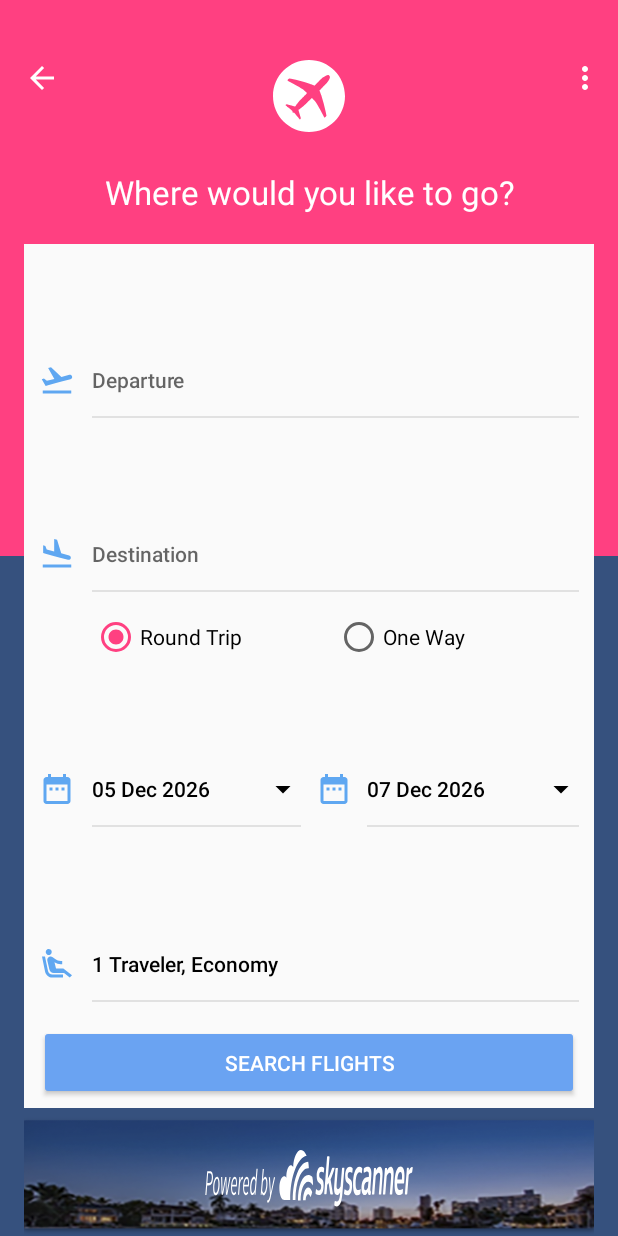
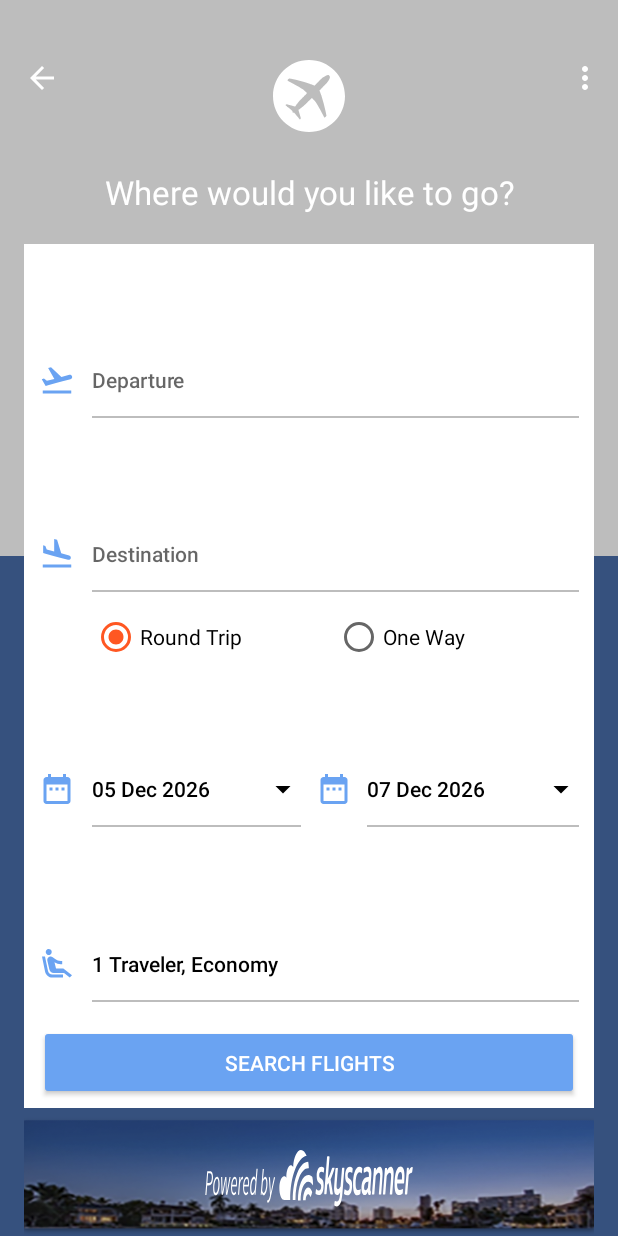
Before and after one commit to leobel/easytrip, an Android app: the FlightFormActivity screen opened directly, with no data from a screen before it, on a phone screen of 412 x 824 dp. Run offline under Robolectric (Android 15) with nearby library versions, the phone set to English and light mode, and no system bars; libraries missing offline, so code that uses them is left out: com.facebook.common, com.facebook.drawee; plain views replace SimpleDraweeView; pictures from the network do not load; 3 statements that could not run were skipped.

```diff
--- a/app/src/main/AndroidManifest.xml
+++ b/app/src/main/AndroidManifest.xml
@@ -21,8 +21,7 @@
         <activity
             android:name=".PinDetailsActivity"
             android:label="@string/app_name"
-            android:theme="@style/AppTheme.NoActionBar">
-            >
+            android:theme="@style/AppTheme.ActionBar.Transparent">
         </activity>
         <activity
             android:name=".HomeActivity"
--- a/app/src/main/java/org/freelectron/leobel/easytrip/FlightFormActivity.java
+++ b/app/src/main/java/org/freelectron/leobel/easytrip/FlightFormActivity.java
@@ -85,7 +85,7 @@ public class FlightFormActivity extends AppCompatActivity implements DatePickerL
         Toolbar toolbar = (Toolbar) findViewById(R.id.toolbar);
         RelativeLayout.LayoutParams layoutParams = new RelativeLayout.LayoutParams(ViewGroup.LayoutParams.MATCH_PARENT, ViewGroup.LayoutParams.WRAP_CONTENT);
 
-        int statusBarHeight = getStatusBarHeight();
+        int statusBarHeight = Utils.getStatusBarHeight(this);
         layoutParams.setMargins(0, statusBarHeight, 0, 0);
         toolbar.setLayoutParams(layoutParams);
         toolbar.setTitle("");
@@ -339,14 +339,6 @@ public class FlightFormActivity extends AppCompatActivity implements DatePickerL
         }
     }
 
-    private int getStatusBarHeight() {
-        int result = 0;
-        int resourceId = getResources().getIdentifier("status_bar_height", "dimen", "android");
-        if (resourceId > 0) {
-            result = getResources().getDimensionPixelSize(resourceId);
-        }
-        return result;
-    }
 
     private void setCabinAndPassengers(int adults, int children, int infants, int cabin) {
         int travelers = adults + children + infants;
--- /dev/null
+++ b/app/src/main/java/org/freelectron/leobel/easytrip/Utils.java
@@ -0,0 +1,19 @@
+package org.freelectron.leobel.easytrip;
+
+import android.content.Context;
+
+/**
+ * Created by leobel on 2/1/17.
+ */
+
+public class Utils {
+
+    public static int getStatusBarHeight(Context context) {
+        int result = 0;
+        int resourceId = context.getResources().getIdentifier("status_bar_height", "dimen", "android");
+        if (resourceId > 0) {
+            result = context.getResources().getDimensionPixelSize(resourceId);
+        }
+        return result;
+    }
+}
--- a/app/src/main/res/drawable/ic_reload.xml
+++ b/app/src/main/res/drawable/ic_reload.xml
@@ -5,5 +5,5 @@
         android:viewportHeight="24.0">
     <path
         android:fillColor="#FF000000"
-        android:pathData="M12,6v3l4,-4 -4,-4v3c-4.42,0 -8,3.58 -8,8 0,1.57 0.46,3.03 1.24,4.26L6.7,14.8c-0.45,-0.83 -0.7,-1.79 -0.7,-2.8 0,-3.31 2.69,-6 6,-6zM18.76,7.74L17.3,9.2c0.44,0.84 0.7,1.79 0.7,2.8 0,3.31 -2.69,6 -6,6v-3l-4,4 4,4v-3c4.42,0 8,-3.58 8,-8 0,-1.57 -0.46,-3.03 -1.24,-4.26z"/>
+        android:pathData="M3,12c0,2.21 0.91,4.2 2.36,5.64L3,20h6v-6l-2.24,2.24C5.68,15.15 5,13.66 5,12c0,-2.61 1.67,-4.83 4,-5.65L9,4.26C5.55,5.15 3,8.27 3,12zM11,17h2v-2h-2v2zM21,4h-6v6l2.24,-2.24C18.32,8.85 19,10.34 19,12c0,2.61 -1.67,4.83 -4,5.65v2.09c3.45,-0.89 6,-4.01 6,-7.74 0,-2.21 -0.91,-4.2 -2.36,-5.64L21,4zM11,13h2L13,7h-2v6z"/>
 </vector>
--- a/app/src/main/res/drawable/place_divider.xml
+++ b/app/src/main/res/drawable/place_divider.xml
@@ -2,5 +2,5 @@
 <shape xmlns:android="http://schemas.android.com/apk/res/android"
     android:shape="rectangle">
     <size android:height="1dp" />
-    <solid android:color="@color/colorPrimary" />
+    <solid android:color="@color/divider" />
 </shape>
--- a/app/src/main/res/layout/activity_flight_form.xml
+++ b/app/src/main/res/layout/activity_flight_form.xml
@@ -6,7 +6,7 @@
     android:layout_width="match_parent"
     android:layout_height="match_parent"
     android:fitsSystemWindows="false"
-    android:background="@color/colorFlightFormBackground"
+    android:background="@color/colorPrimaryDark"
     tools:context="org.freelectron.leobel.easytrip.FlightFormActivity">
 
 
@@ -21,7 +21,7 @@
             android:layout_height="0dp"
             android:layout_weight="0.45"
             app:actualImageScaleType="centerCrop"
-            android:background="@color/colorAccent"/>
+            android:background="@color/divider"/>
 
         <LinearLayout
             android:layout_width="match_parent"
@@ -78,7 +78,7 @@
                     android:layout_marginBottom="5dp"
                     android:layout_height="0dp"
                     android:layout_weight="1"
-                    android:background="@color/colorFlightFormWhite">
+                    android:background="@color/icons">
 
                     <LinearLayout
                         android:orientation="vertical"
@@ -103,7 +103,7 @@
                                     android:layout_height="wrap_content"
                                     android:layout_alignTop="@+id/search_flight_from"
                                     android:layout_alignBottom="@+id/search_flight_from"
-                                    android:tint="@color/colorFlightFormIcon"
+                                    android:tint="@color/colorPrimary"
                                     android:src="@drawable/ic_flight_from"/>
 
                                 <!--<TextView-->
@@ -147,7 +147,7 @@
                                     android:layout_height="wrap_content"
                                     android:layout_alignTop="@+id/search_flight_to"
                                     android:layout_alignBottom="@+id/search_flight_to"
-                                    android:tint="@color/colorFlightFormIcon"
+                                    android:tint="@color/colorPrimary"
                                     android:src="@drawable/ic_flight_to"/>
 
                                 <!--<TextView-->
@@ -237,7 +237,7 @@
                                         android:layout_height="wrap_content"
                                         android:layout_alignTop="@+id/search_flight_departure"
                                         android:layout_alignBottom="@+id/search_flight_departure"
-                                        android:tint="@color/colorFlightFormIcon"
+                                        android:tint="@color/colorPrimary"
                                         android:src="@drawable/ic_flight_date"/>
 
                                     <!--<TextView-->
@@ -280,7 +280,7 @@
                                         android:layout_height="wrap_content"
                                         android:layout_alignTop="@+id/search_flight_return"
                                         android:layout_alignBottom="@+id/search_flight_return"
-                                        android:tint="@color/colorFlightFormIcon"
+                                        android:tint="@color/colorPrimary"
                                         android:src="@drawable/ic_flight_date"/>
 
                                     <!--<TextView-->
@@ -332,7 +332,7 @@
                                     android:layout_height="wrap_content"
                                     android:layout_alignTop="@+id/search_flight_class"
                                     android:layout_alignBottom="@+id/search_flight_class"
-                                    android:tint="@color/colorFlightFormIcon"
+                                    android:tint="@color/colorPrimary"
                                     android:src="@drawable/ic_cabin_class"/>
 
                                 <!--<TextView-->
@@ -374,7 +374,7 @@
                                 android:layout_height="50dp"
                                 android:layout_marginBottom="5dp"
                                 android:textAllCaps="true"
-                                android:backgroundTint="@color/colorFlightFormButton"
+                                android:backgroundTint="@color/colorPrimary"
                                 android:textColor="#FFFFFF"
                                 android:text="@string/search_flight"/>
                         </RelativeLayout>
--- a/app/src/main/res/layout/activity_pin_details.xml
+++ b/app/src/main/res/layout/activity_pin_details.xml
@@ -3,7 +3,7 @@
     xmlns:tools="http://schemas.android.com/tools"
     android:layout_width="match_parent"
     android:layout_height="match_parent"
-    android:fitsSystemWindows="true"
+    android:fitsSystemWindows="false"
     tools:context=".PinDetailsActivity">
 
     <FrameLayout
--- a/app/src/main/res/layout/fragment_place.xml
+++ b/app/src/main/res/layout/fragment_place.xml
@@ -15,6 +15,7 @@
             android:padding="5dp"
             android:layout_marginRight="10dp"
             android:src="@drawable/ic_place"
+            android:tint="@color/colorPrimaryDark"
             android:layout_centerVertical="true"/>
 
         <LinearLayout
--- a/app/src/main/res/layout/recycler_error_list.xml
+++ b/app/src/main/res/layout/recycler_error_list.xml
@@ -21,6 +21,6 @@
         android:layout_width="wrap_content"
         android:layout_height="wrap_content"
         android:layout_centerHorizontal="true"
-        android:text="Tap again to reload page." />
+        android:text="@string/loading_error" />
 
 </RelativeLayout>
--- a/app/src/main/res/values/colors.xml
+++ b/app/src/main/res/values/colors.xml
@@ -1,13 +1,32 @@
 <?xml version="1.0" encoding="utf-8"?>
 <resources>
-    <color name="colorPrimary">#3F51B5</color>
-    <color name="colorPrimaryDark">#303F9F</color>
-    <color name="colorAccent">#FF4081</color>
+    <color name="colorPrimary">#6AA3F2</color>
+    <color name="colorPrimaryDark">#36517E</color>
+    <color name="colorPrimaryLight">#BBDEFB</color>
+    <color name="colorAccent">#FF5722</color>
+    <color name="colorPrimaryText">#212121</color>
+    <color name="colorSecondaryText">#757575</color>
+    <color name="icons">#FFFFFF</color>
+    <color name="divider">#BDBDBD</color>
     <color name="colorTranslucentStatusBar">#21000000</color>
-    <color name="colorFlightFormBackground">#36517E</color>
-    <color name="colorFlightFormWhite">#FAFAFA</color>
-    <color name="colorFlightFormLine">#E1E1E1</color>
-    <color name="colorFlightFormIcon">#5FA7F1</color>
-    <color name="colorFlightFormButton">#6AA3F2</color>
+    <!--<color name="colorFlightFormBackground">#36517E</color>-->
+    <!--<color name="colorFlightFormWhite">#FAFAFA</color>-->
+    <!--<color name="colorFlightFormLine">#E1E1E1</color>-->
+    <!--<color name="colorFlightFormIcon">#5FA7F1</color>-->
+    <!--<color name="colorFlightFormButton">#6AA3F2</color>-->
+
+    <!--<color name="primary">#3F51B5</color>-->
+    <!--<color name="primary_dark">#303F9F</color>-->
+    <!--<color name="primary_light">#C5CAE9</color>-->
+    <!--<color name="accent">#FF5722</color>-->
+
+    <color name="primary">#2196F3</color>
+    <color name="primary_dark">#1976D2</color>
+    <color name="primary_light">#BBDEFB</color>
+    <color name="accent">#FF5722</color>
+    <color name="primary_text">#212121</color>
+    <color name="secondary_text">#757575</color>
+
+
 
 </resources>
--- a/app/src/main/res/values/strings.xml
+++ b/app/src/main/res/values/strings.xml
@@ -57,4 +57,7 @@
     <string name="login_dialog_login">Login</string>
     <string name="login">Log In</string>
     <string name="logout">Log Out</string>
+    <string name="find_way_to_go">Flight to go there</string>
+    <string name="find_place_to_stay">Place to stay there</string>
+    <string name="loading_error">Tap to try again.</string>
 </resources>
--- a/app/src/main/res/values/styles.xml
+++ b/app/src/main/res/values/styles.xml
@@ -39,7 +39,7 @@
     <style name="navigationSeparator">
         <item name="android:layout_width">match_parent</item>
         <item name="android:layout_height">1dp</item>
-        <item name="android:background">@color/colorFlightFormLine</item>
+        <item name="android:background">@color/divider</item>
     </style>
 
     <style name="flightInputFormButton" parent="Widget.AppCompat.Button.Borderless.Colored">
```
Also changed, not shown: app/src/main/java/org/freelectron/leobel/easytrip/PinDetailsActivity.java (+10 -0 lines), app/src/main/res/layout/fragment_pin_details.xml (+10 -9 lines).
